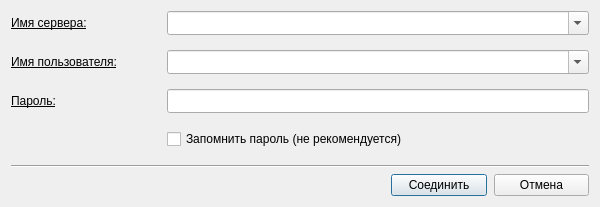
Lpshkn/shop_database, file desktop/resources/ui/connect_dialog.ui: the form before one commit.
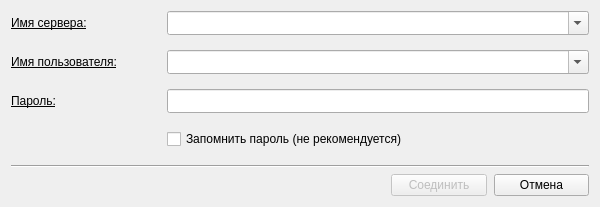
The form after the commit.

Commit message:
Add method to enable connect button, change dialog interface
Now if there is any text will be wrote into the server's name combo box, then the connect button will be enabled.
Also, the flag was setup to disable resizing a dialog borders by mouse.
Ui files were changed to promote slots to combo boxes.

What changed in the file:
```diff
--- a/desktop/resources/ui/connect_dialog.ui
+++ b/desktop/resources/ui/connect_dialog.ui
@@ -13,24 +13,6 @@
     <height>207</height>
    </rect>
   </property>
-  <property name="sizePolicy">
-   <sizepolicy hsizetype="Fixed" vsizetype="Fixed">
-    <horstretch>1</horstretch>
-    <verstretch>1</verstretch>
-   </sizepolicy>
-  </property>
-  <property name="minimumSize">
-   <size>
-    <width>600</width>
-    <height>207</height>
-   </size>
-  </property>
-  <property name="maximumSize">
-   <size>
-    <width>600</width>
-    <height>207</height>
-   </size>
-  </property>
   <property name="font">
    <font>
     <pointsize>9</pointsize>
@@ -197,6 +179,9 @@
      </property>
      <item>
       <widget class="QPushButton" name="connect_button">
+       <property name="enabled">
+        <bool>false</bool>
+       </property>
        <property name="font">
         <font>
          <pointsize>9</pointsize>
```
Left out of the diff: 19 changed lines with no effect on the pictures. The commit also changes 2 other files.
